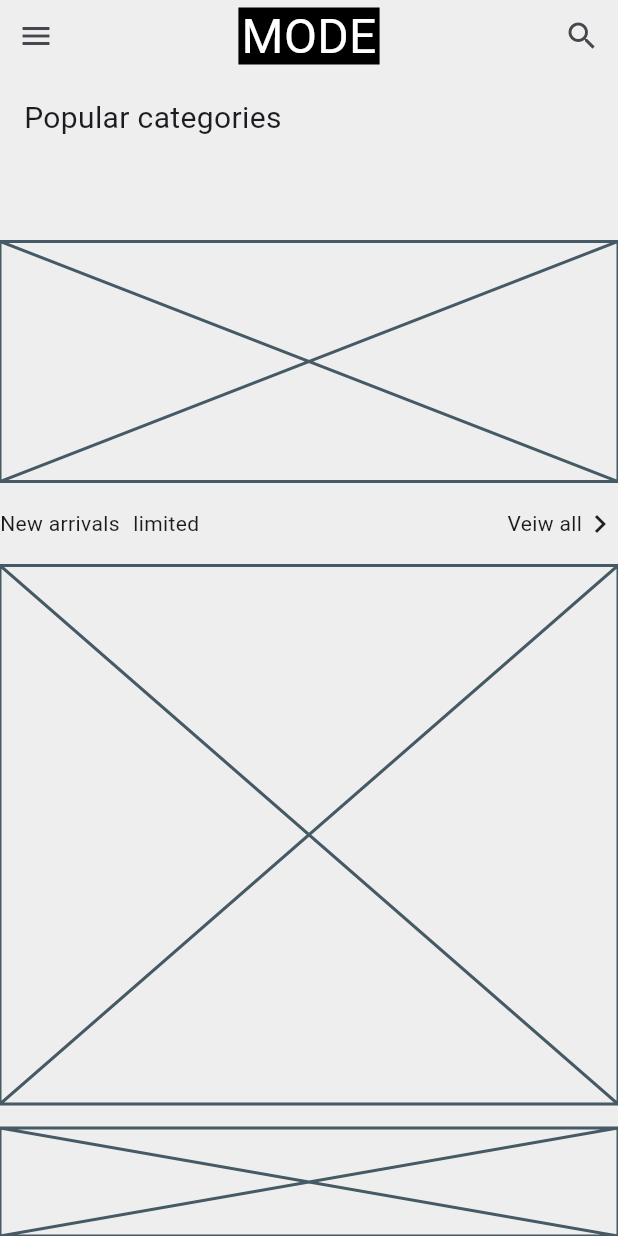
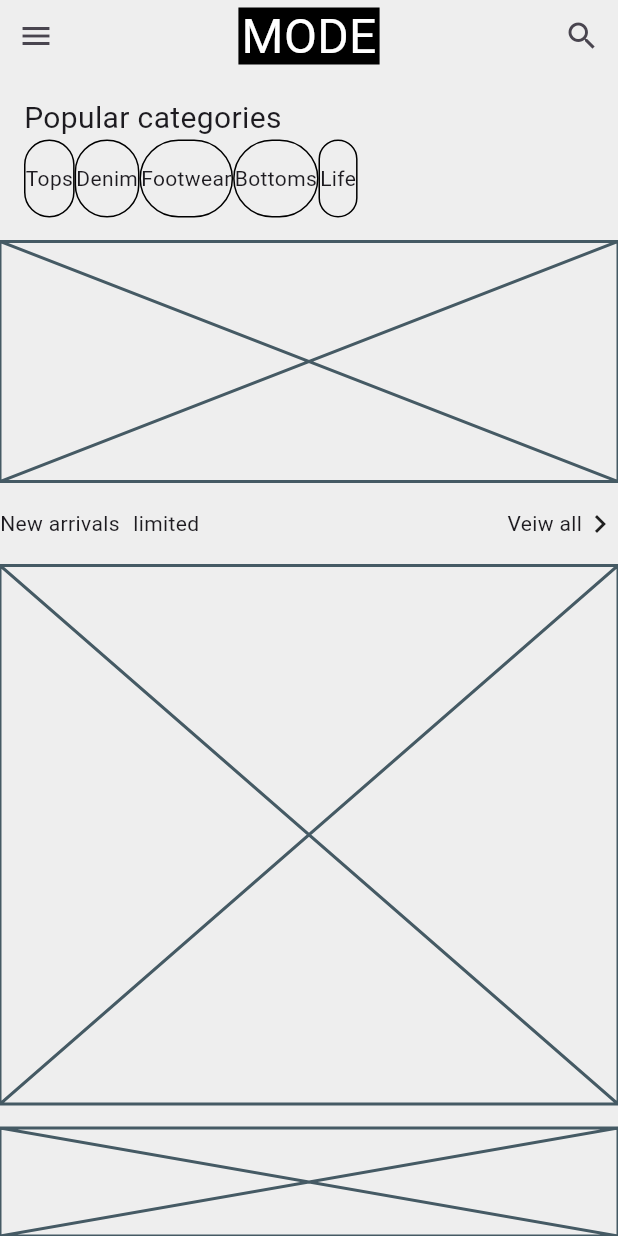
Before and after one commit to JAICHANGPARK/flutter_notebook_chapter_49, a Flutter app: the ECommerceHomePage screen opened directly, on a phone screen of 412 x 824 dp. Run offline on Flutter 3.47's test engine with Material 3 defaults, Android fonts, the phone set to English and light mode, and no system bars; our stand-ins replace google_fonts; Roboto replaces fonts that are missing (Akshar).

Commit message:
Update e_commerce_home_page.dart

```diff
--- a/lib/ep2451_e_commerce_app/ui/e_commerce_home_page.dart
+++ b/lib/ep2451_e_commerce_app/ui/e_commerce_home_page.dart
@@ -53,7 +53,19 @@ class _ECommerceHomePageState extends State<ECommerceHomePage> {
                     height: 52,
                     child: SingleChildScrollView(
                       scrollDirection: Axis.horizontal,
-                      child: Row(children: []),
+                      child: Row(
+                        children:
+                            ["Tops", "Denim", "Footwear", "Bottoms", "Life"]
+                                .map(
+                                  (e) => Container(
+                                    decoration: ShapeDecoration(
+                                      shape: StadiumBorder(side: BorderSide()),
+                                    ),
+                                    child: Center(child: Text("$e"),),
+                                  ),
+                                )
+                                .toList(),
+                      ),
                     ),
                   ),
                 ],
```
